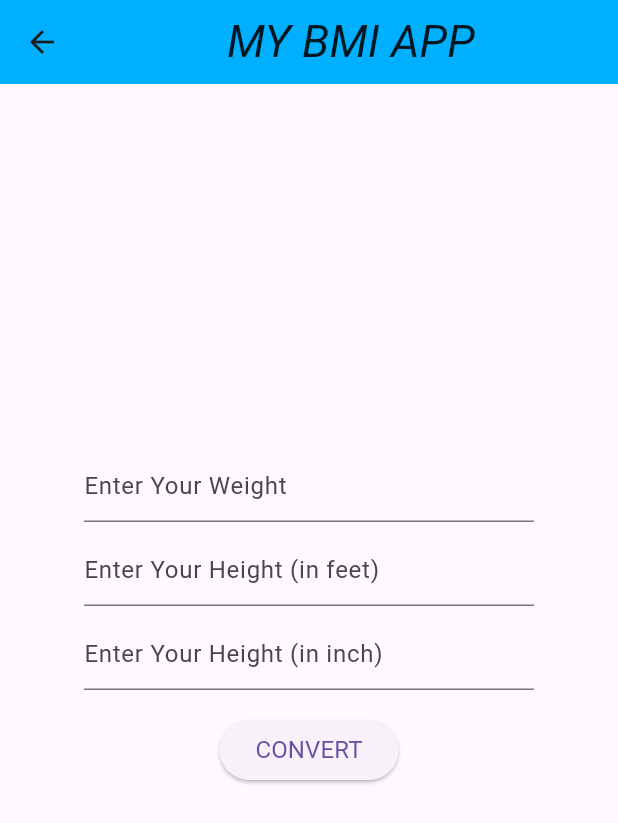
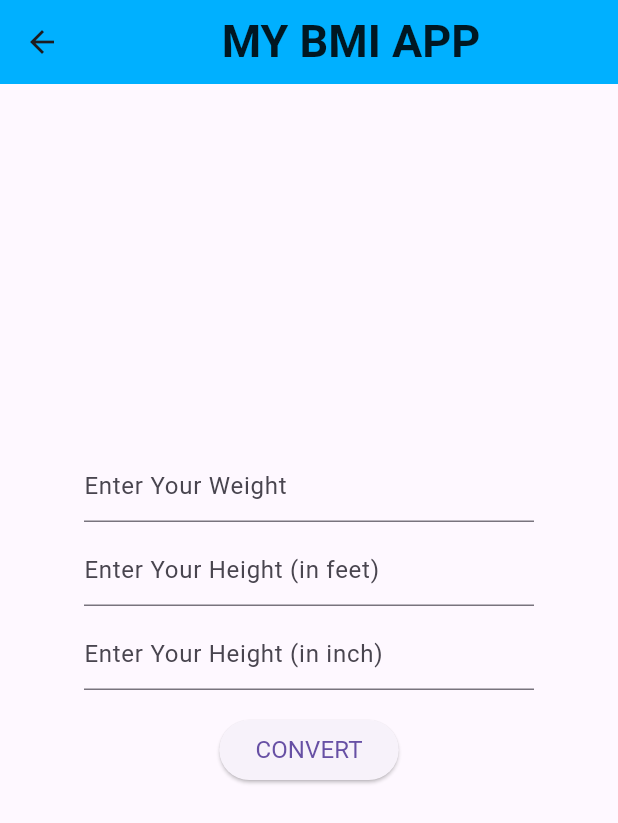
Before and after one commit to Shamiq7/BMIApp1, a Flutter app: the MyHomePage screen opened directly, on a phone screen of 412 x 824 dp. Shown: the top 823 px of the screen. Run offline on Flutter 3.47's test engine with Material 3 defaults, Android fonts, the phone set to English and light mode, and no system bars.

Commit message:
Your commit message

```diff
--- a/lib/mainpage.dart
+++ b/lib/mainpage.dart
@@ -22,8 +22,8 @@ class _MyHomePageState extends State<MyHomePage> {
             "MY BMI APP",
             style: TextStyle(
               fontSize: 30,
-              fontWeight: FontWeight.w400,
-              fontStyle: FontStyle.italic,
+              fontWeight: FontWeight.bold,
+              fontStyle: FontStyle.normal,
               color: Colors.black87,
             ),
           ),
```
Also changed, not shown: lib/splashscreen.dart (+6 -1 lines).
